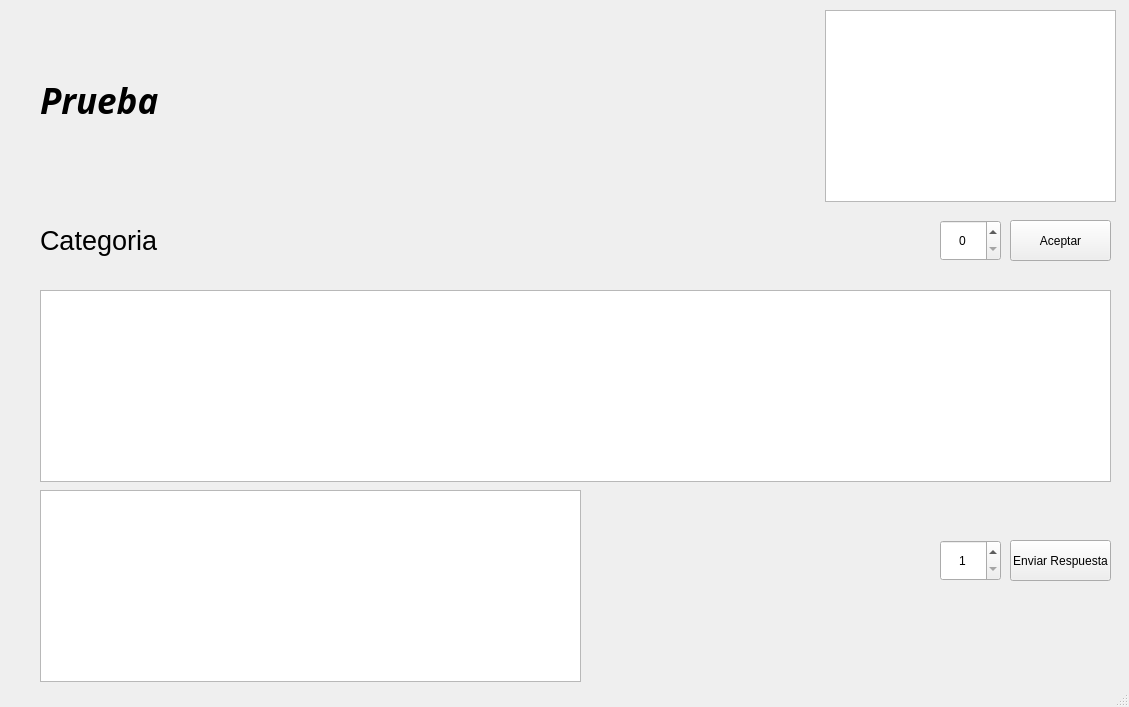
Nastupiste/Proyecto_Servidor, file ventana.ui: the form before one commit.
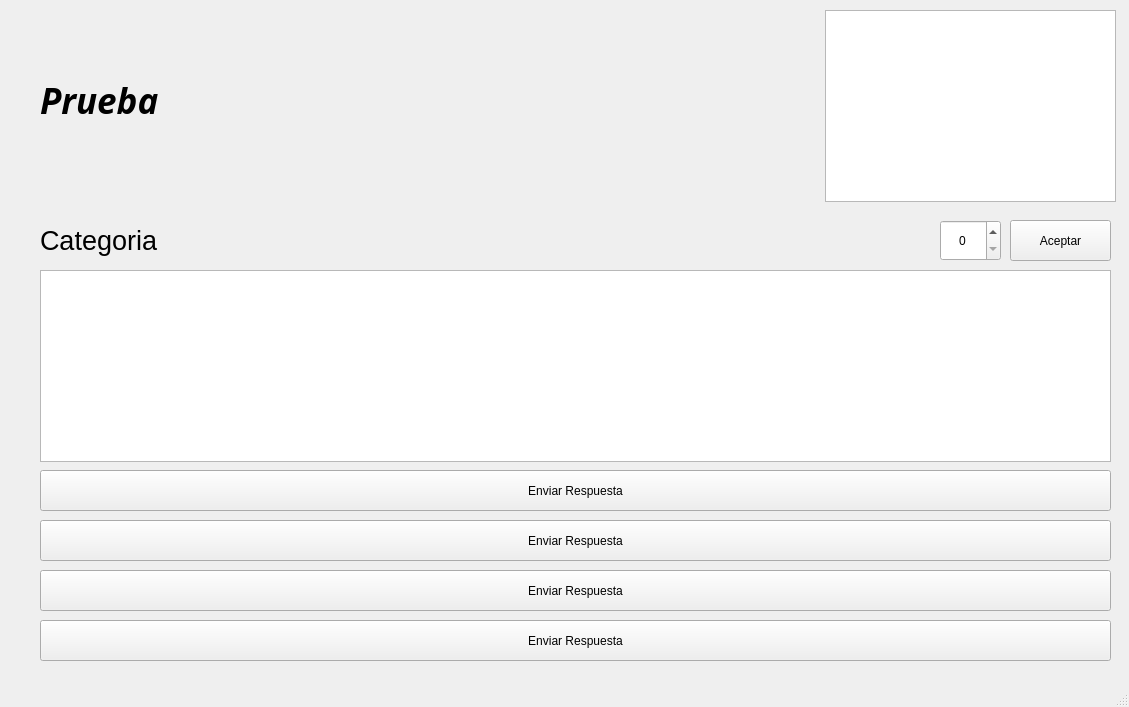
The form after the commit.

```diff
--- a/ventana.ui
+++ b/ventana.ui
@@ -46,9 +46,9 @@
    <widget class="QPushButton" name="BotonConfRespuesta">
     <property name="geometry">
      <rect>
-      <x>1010</x>
-      <y>540</y>
-      <width>101</width>
+      <x>40</x>
+      <y>470</y>
+      <width>1071</width>
       <height>41</height>
      </rect>
     </property>
@@ -56,30 +56,11 @@
      <string>Enviar Respuesta</string>
     </property>
    </widget>
-   <widget class="QSpinBox" name="spinBoxNumRespuesta">
-    <property name="geometry">
-     <rect>
-      <x>940</x>
-      <y>540</y>
-      <width>61</width>
-      <height>41</height>
-     </rect>
-    </property>
-    <property name="alignment">
-     <set>Qt::AlignCenter</set>
-    </property>
-    <property name="minimum">
-     <number>1</number>
-    </property>
-    <property name="maximum">
-     <number>4</number>
-    </property>
-   </widget>
    <widget class="QTextBrowser" name="textAreaPregunta">
     <property name="geometry">
      <rect>
       <x>40</x>
-      <y>290</y>
+      <y>270</y>
       <width>1071</width>
       <height>192</height>
      </rect>
@@ -93,22 +74,6 @@
      </font>
     </property>
    </widget>
-   <widget class="QTextBrowser" name="textAreaRespuestas">
-    <property name="geometry">
-     <rect>
-      <x>40</x>
-      <y>490</y>
-      <width>541</width>
-      <height>192</height>
-     </rect>
-    </property>
-    <property name="font">
-     <font>
-      <family>Trebuchet MS</family>
-      <pointsize>18</pointsize>
-     </font>
-    </property>
-   </widget>
    <widget class="QTextBrowser" name="texAreaResultados">
     <property name="geometry">
      <rect>
@@ -167,6 +132,45 @@
      <string>Categoria</string>
     </property>
    </widget>
+   <widget class="QPushButton" name="BotonRespuesta2">
+    <property name="geometry">
+     <rect>
+      <x>40</x>
+      <y>520</y>
+      <width>1071</width>
+      <height>41</height>
+     </rect>
+    </property>
+    <property name="text">
+     <string>Enviar Respuesta</string>
+    </property>
+   </widget>
+   <widget class="QPushButton" name="BotonRespuesta3">
+    <property name="geometry">
+     <rect>
+      <x>40</x>
+      <y>570</y>
+      <width>1071</width>
+      <height>41</height>
+     </rect>
+    </property>
+    <property name="text">
+     <string>Enviar Respuesta</string>
+    </property>
+   </widget>
+   <widget class="QPushButton" name="BotonRespuesta4">
+    <property name="geometry">
+     <rect>
+      <x>40</x>
+      <y>620</y>
+      <width>1071</width>
+      <height>41</height>
+     </rect>
+    </property>
+    <property name="text">
+     <string>Enviar Respuesta</string>
+    </property>
+   </widget>
   </widget>
   <widget class="QStatusBar" name="statusbar"/>
  </widget>
```
Left out of the diff: 4 changed lines with no effect on the pictures.
